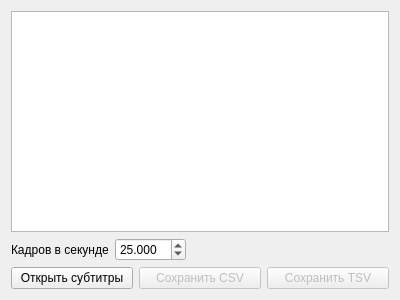
Above: src/mainwindow.ui from PalmtopTiger/DSCreator before the change. Below: the same form after it.
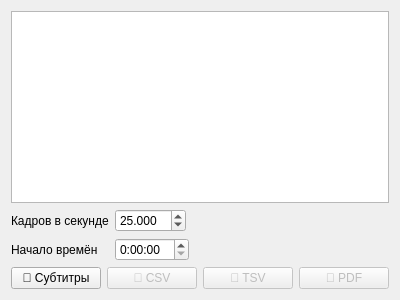
That is the form after the change.

What changed in the file:
```diff
--- a/src/mainwindow.ui
+++ b/src/mainwindow.ui
@@ -49,6 +49,20 @@
         </property>
        </widget>
       </item>
+      <item row="1" column="1">
+       <widget class="QTimeEdit" name="edTimeStart">
+        <property name="displayFormat">
+         <string>H:mm:ss</string>
+        </property>
+       </widget>
+      </item>
+      <item row="1" column="0">
+       <widget class="QLabel" name="lbTime">
+        <property name="text">
+         <string>Начало времён</string>
+        </property>
+       </widget>
+      </item>
      </layout>
     </item>
     <item>
@@ -56,7 +70,7 @@
       <item>
        <widget class="QPushButton" name="btOpenSubtitles">
         <property name="text">
-         <string>Открыть субтитры</string>
+         <string>📂 Субтитры</string>
         </property>
        </widget>
       </item>
@@ -66,7 +80,7 @@
          <bool>false</bool>
         </property>
         <property name="text">
-         <string>Сохранить CSV</string>
+         <string>💾 CSV</string>
         </property>
        </widget>
       </item>
@@ -76,7 +90,17 @@
          <bool>false</bool>
         </property>
         <property name="text">
-         <string>Сохранить TSV</string>
+         <string>💾 TSV</string>
+        </property>
+       </widget>
+      </item>
+      <item>
+       <widget class="QPushButton" name="btSavePDF">
+        <property name="enabled">
+         <bool>false</bool>
+        </property>
+        <property name="text">
+         <string>💾 PDF</string>
         </property>
        </widget>
       </item>
```
